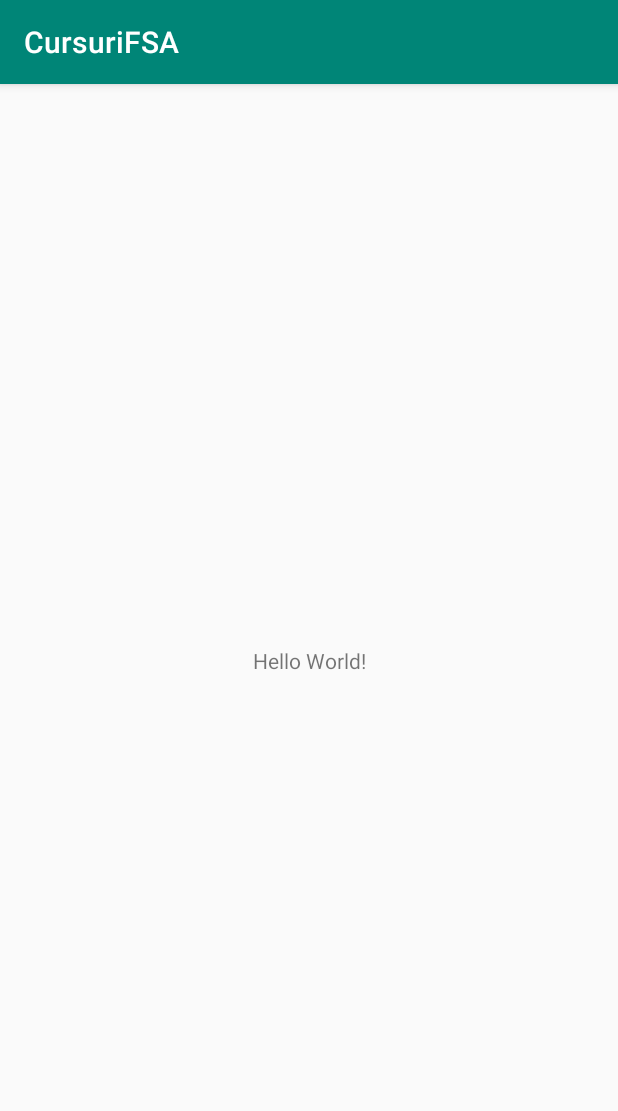
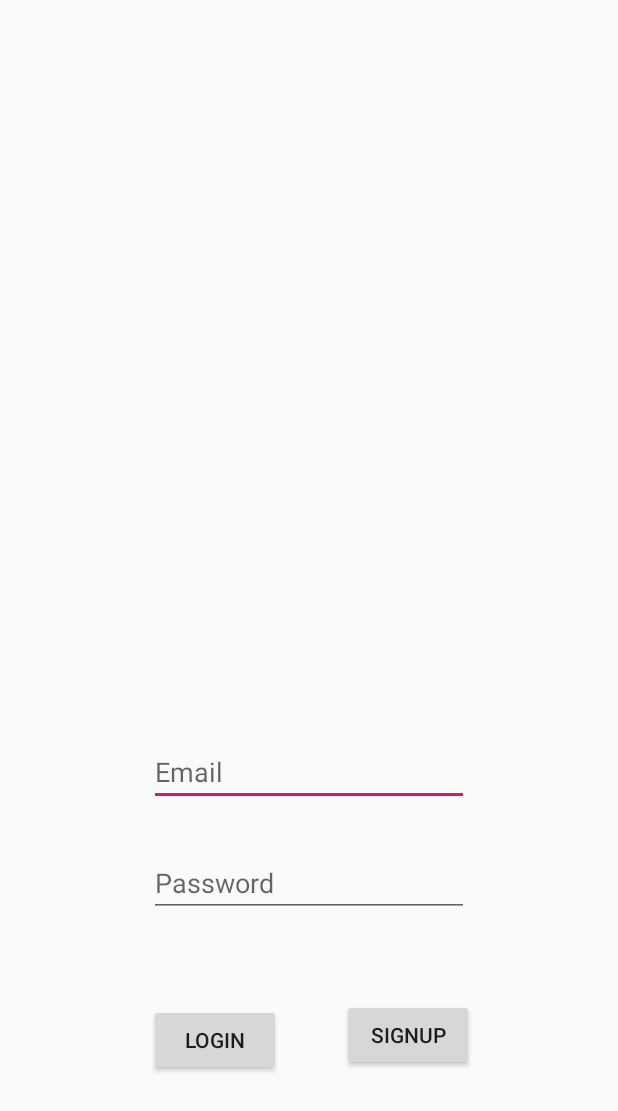
Before and after one commit to AxinteVlad/CursuriFSA, an Android app: the screen it shows after launch (MainActivity before the commit, LoginActivity after it), on a phone screen of 412 x 824 dp. Shown: the top 1111 px of the screen. Run offline under Robolectric (Android 15) with nearby library versions, the phone set to English and light mode, and no system bars; our stand-ins replace Firebase (no records; nobody signed in at launch, a user with empty details on screens opened directly).

Commit message:
Login si SignIn cu fireBase

```diff
--- a/AndroidProjects/CursuriFSA/app/build.gradle
+++ b/AndroidProjects/CursuriFSA/app/build.gradle
@@ -21,8 +21,13 @@ android {
 dependencies {
     implementation fileTree(dir: 'libs', include: ['*.jar'])
     implementation 'com.android.support:appcompat-v7:28.0.0'
+    implementation 'com.android.support:support-v4:28.0.0'
     implementation 'com.android.support.constraint:constraint-layout:1.1.3'
     testImplementation 'junit:junit:4.12'
     androidTestImplementation 'com.android.support.test:runner:1.0.2'
     androidTestImplementation 'com.android.support.test.espresso:espresso-core:3.0.2'
+    implementation 'com.google.firebase:firebase-core:16.0.7'
+    implementation 'com.google.firebase:firebase-auth:16.1.0'
+
 }
+apply plugin: 'com.google.gms.google-services'
--- a/AndroidProjects/CursuriFSA/app/src/main/java/com/axintevlad/cursurifsa/MainActivity.java
+++ b/AndroidProjects/CursuriFSA/app/src/main/java/com/axintevlad/cursurifsa/MainActivity.java
@@ -9,5 +9,6 @@ public class MainActivity extends AppCompatActivity {
     protected void onCreate(Bundle savedInstanceState) {
         super.onCreate(savedInstanceState);
         setContentView(R.layout.activity_main);
+
     }
 }
--- /dev/null
+++ b/AndroidProjects/CursuriFSA/app/src/main/java/com/axintevlad/cursurifsa/activities/LoginActivity.java
@@ -0,0 +1,112 @@
+package com.axintevlad.cursurifsa.activities;
+
+import android.app.ProgressDialog;
+import android.content.Context;
+import android.content.Intent;
+import android.nfc.Tag;
+import android.support.annotation.NonNull;
+import android.support.v7.app.AppCompatActivity;
+import android.os.Bundle;
+import android.text.TextUtils;
+import android.util.Log;
+import android.view.View;
+import android.widget.Button;
+import android.widget.TextView;
+import android.widget.Toast;
+
+import com.axintevlad.cursurifsa.MainActivity;
+import com.axintevlad.cursurifsa.R;
+import com.google.android.gms.tasks.OnCompleteListener;
+import com.google.android.gms.tasks.Task;
+import com.google.firebase.auth.AuthResult;
+import com.google.firebase.auth.FirebaseAuth;
+import com.google.firebase.auth.FirebaseUser;
+
+import org.w3c.dom.Text;
+
+import static android.icu.lang.UCharacter.GraphemeClusterBreak.T;
+
+public class LoginActivity extends AppCompatActivity {
+
+    private static String TAG = LoginActivity.class.getSimpleName();
+
+    private FirebaseAuth mAuth;
+
+    private ProgressDialog loadingBar;
+
+    private Button buttonLogin,buttonSignup;
+    private TextView emailEditText,passwordEditText;
+
+    @Override
+    protected void onCreate(Bundle savedInstanceState) {
+        super.onCreate(savedInstanceState);
+        setContentView(R.layout.activity_login);
+
+        buttonSignup = findViewById(R.id.button_signup);
+        buttonLogin = findViewById(R.id.button_login);
+        emailEditText = findViewById(R.id.text_email);
+        passwordEditText = findViewById(R.id.text_password);
+        mAuth = FirebaseAuth.getInstance();
+        loadingBar = new ProgressDialog(this);
+
+        if(mAuth.getCurrentUser() != null){
+            logIn();
+        }
+
+        buttonSignup.setOnClickListener(new View.OnClickListener() {
+            @Override
+            public void onClick(View view) {
+                Intent intent = new Intent(LoginActivity.this, SignUpActivity.class);
+                startActivity(intent);
+            }
+        });
+
+        buttonLogin.setOnClickListener(new View.OnClickListener() {
+            @Override
+            public void onClick(View view) {
+                logIn();
+            }
+        });
+
+
+
+    }
+
+    private void logIn(){
+        String email = emailEditText.getText().toString();
+        String password = passwordEditText.getText().toString();
+
+        if(TextUtils.isEmpty(email)){
+            Toast.makeText(LoginActivity.this, "Introdu un email", Toast.LENGTH_SHORT).show();
+        }else if(TextUtils.isEmpty(password)){
+            Toast.makeText(LoginActivity.this, "Introdu o parola", Toast.LENGTH_SHORT).show();
+        }else{
+            loadingBar.setTitle("Login");
+            loadingBar.setMessage("Asteptati");
+            loadingBar.show();
+            loadingBar.setCanceledOnTouchOutside(true);
+
+            mAuth.signInWithEmailAndPassword(email,password).addOnCompleteListener(new OnCompleteListener<AuthResult>() {
+                @Override
+                public void onComplete(@NonNull Task<AuthResult> task) {
+                    if(task.isSuccessful()){
+                        Toast.makeText(LoginActivity.this, "Te-ai logat!", Toast.LENGTH_SHORT).show();
+                        loadingBar.dismiss();
+                        changeActivity();
+                    }else{
+                        String message = task.getException().toString();
+                        Toast.makeText(LoginActivity.this, "Eroare + "+ message, Toast.LENGTH_SHORT).show();
+                        loadingBar.dismiss();
+                    }
+                }
+            });
+        }
+    }
+
+    private void changeActivity(){
+        //trece la mainactivity
+        Intent intent = new Intent(LoginActivity.this, MainActivity.class);
+        startActivity(intent);
+        finish();
+    }
+}
--- /dev/null
+++ b/AndroidProjects/CursuriFSA/app/src/main/res/layout/activity_login.xml
@@ -0,0 +1,68 @@
+<?xml version="1.0" encoding="utf-8"?>
+<android.support.constraint.ConstraintLayout xmlns:android="http://schemas.android.com/apk/res/android"
+    xmlns:app="http://schemas.android.com/apk/res-auto"
+    xmlns:tools="http://schemas.android.com/tools"
+    android:layout_width="match_parent"
+    android:layout_height="match_parent"
+    tools:context=".activities.LoginActivity">
+
+    <EditText
+        android:id="@+id/text_email"
+        android:layout_width="wrap_content"
+        android:layout_height="wrap_content"
+        android:layout_marginStart="8dp"
+        android:layout_marginTop="492dp"
+        android:layout_marginEnd="8dp"
+        android:ems="10"
+        android:hint="Email"
+        android:inputType="textPersonName"
+        app:layout_constraintEnd_toEndOf="parent"
+        app:layout_constraintStart_toStartOf="parent"
+        app:layout_constraintTop_toTopOf="parent" />
+
+    <EditText
+        android:id="@+id/text_password"
+        android:layout_width="wrap_content"
+        android:layout_height="wrap_content"
+        android:layout_marginStart="8dp"
+        android:layout_marginTop="4dp"
+        android:layout_marginEnd="8dp"
+        android:layout_marginBottom="8dp"
+        android:ems="10"
+        android:hint="Password"
+        android:inputType="textPersonName"
+        app:layout_constraintBottom_toBottomOf="parent"
+        app:layout_constraintEnd_toEndOf="parent"
+        app:layout_constraintStart_toStartOf="parent"
+        app:layout_constraintTop_toBottomOf="@+id/text_email"
+        app:layout_constraintVertical_bias="0.109" />
+
+    <Button
+        android:id="@+id/button_login"
+        android:layout_width="wrap_content"
+        android:layout_height="wrap_content"
+        android:layout_marginStart="8dp"
+        android:layout_marginTop="20dp"
+        android:layout_marginEnd="8dp"
+        android:layout_marginBottom="8dp"
+        android:text="LogIn"
+        app:layout_constraintBottom_toBottomOf="parent"
+        app:layout_constraintEnd_toStartOf="@+id/button_signup"
+        app:layout_constraintHorizontal_bias="0.739"
+        app:layout_constraintStart_toStartOf="parent"
+        app:layout_constraintTop_toBottomOf="@+id/text_password"
+        app:layout_constraintVertical_bias="0.277" />
+
+    <Button
+        android:id="@+id/button_signup"
+        android:layout_width="wrap_content"
+        android:layout_height="wrap_content"
+        android:layout_marginTop="23dp"
+        android:layout_marginEnd="96dp"
+        android:layout_marginBottom="8dp"
+        android:text="SignUp"
+        app:layout_constraintBottom_toBottomOf="parent"
+        app:layout_constraintEnd_toEndOf="parent"
+        app:layout_constraintTop_toBottomOf="@+id/text_password"
+        app:layout_constraintVertical_bias="0.235" />
+</android.support.constraint.ConstraintLayout>
--- a/AndroidProjects/CursuriFSA/app/src/main/res/layout/activity_main.xml
+++ b/AndroidProjects/CursuriFSA/app/src/main/res/layout/activity_main.xml
@@ -1,8 +1,7 @@
 <?xml version="1.0" encoding="utf-8"?>
-<android.support.constraint.ConstraintLayout
-    xmlns:android="http://schemas.android.com/apk/res/android"
+<android.support.constraint.ConstraintLayout xmlns:android="http://schemas.android.com/apk/res/android"
+    xmlns:app="http://schemas.android.com/apk/res-auto"
     xmlns:tools="http://schemas.android.com/tools"
-    xmlns:app="http://schemas.android.com/apk/res-auto"
     android:layout_width="match_parent"
     android:layout_height="match_parent"
     tools:context=".MainActivity">
@@ -10,7 +9,7 @@
     <TextView
         android:layout_width="wrap_content"
         android:layout_height="wrap_content"
-        android:text="Hello World!"
+        android:text="Salut"
         app:layout_constraintBottom_toBottomOf="parent"
         app:layout_constraintLeft_toLeftOf="parent"
         app:layout_constraintRight_toRightOf="parent"
--- a/AndroidProjects/CursuriFSA/app/src/main/res/mipmap-anydpi-v26/ic_launcher.xml
+++ b/AndroidProjects/CursuriFSA/app/src/main/res/mipmap-anydpi-v26/ic_launcher.xml
@@ -1,5 +1,5 @@
 <?xml version="1.0" encoding="utf-8"?>
 <adaptive-icon xmlns:android="http://schemas.android.com/apk/res/android">
-    <background android:drawable="@drawable/ic_launcher_background"/>
-    <foreground android:drawable="@drawable/ic_launcher_foreground"/>
+    <background android:drawable="@drawable/ic_launcher_background" />
+    <foreground android:drawable="@drawable/ic_launcher_foreground" />
 </adaptive-icon>
--- a/AndroidProjects/CursuriFSA/app/src/main/res/mipmap-anydpi-v26/ic_launcher_round.xml
+++ b/AndroidProjects/CursuriFSA/app/src/main/res/mipmap-anydpi-v26/ic_launcher_round.xml
@@ -1,5 +1,5 @@
 <?xml version="1.0" encoding="utf-8"?>
 <adaptive-icon xmlns:android="http://schemas.android.com/apk/res/android">
-    <background android:drawable="@drawable/ic_launcher_background"/>
-    <foreground android:drawable="@drawable/ic_launcher_foreground"/>
+    <background android:drawable="@drawable/ic_launcher_background" />
+    <foreground android:drawable="@drawable/ic_launcher_foreground" />
 </adaptive-icon>
--- a/AndroidProjects/CursuriFSA/app/src/main/res/values/styles.xml
+++ b/AndroidProjects/CursuriFSA/app/src/main/res/values/styles.xml
@@ -1,7 +1,7 @@
 <resources>
 
     <!-- Base application theme. -->
-    <style name="AppTheme" parent="Theme.AppCompat.Light.DarkActionBar">
+    <style name="AppTheme" parent="Theme.AppCompat.Light.NoActionBar">
         <!-- Customize your theme here. -->
         <item name="colorPrimary">@color/colorPrimary</item>
         <item name="colorPrimaryDark">@color/colorPrimaryDark</item>
--- a/AndroidProjects/CursuriFSA/build.gradle
+++ b/AndroidProjects/CursuriFSA/build.gradle
@@ -8,7 +8,7 @@ buildscript {
     }
     dependencies {
         classpath 'com.android.tools.build:gradle:3.3.1'
-
+        classpath 'com.google.gms:google-services:4.0.1'
         // NOTE: Do not place your application dependencies here; they belong
         // in the individual module build.gradle files
     }
--- a/AndroidProjects/CursuriFSA/gradle.properties
+++ b/AndroidProjects/CursuriFSA/gradle.properties
@@ -1,16 +1,12 @@
 # Project-wide Gradle settings.
-
 # IDE (e.g. Android Studio) users:
 # Gradle settings configured through the IDE *will override*
 # any settings specified in this file.
-
 # For more details on how to configure your build environment visit
 # http://www.gradle.org/docs/current/userguide/build_environment.html
-
 # Specifies the JVM arguments used for the daemon process.
 # The setting is particularly useful for tweaking memory settings.
 org.gradle.jvmargs=-Xmx1536m
-
 # When configured, Gradle will run in incubating parallel mode.
 # This option should only be used with decoupled projects. More details, visit
 # http://www.gradle.org/docs/current/userguide/multi_project_builds.html#sec:decoupled_projects
```
Also changed, not shown: AndroidProjects/CursuriFSA/app/src/main/AndroidManifest.xml (+6 -4 lines), AndroidProjects/CursuriFSA/app/src/main/java/com/axintevlad/cursurifsa/activities/SignUpActivity.java (added, +93 -0 lines), AndroidProjects/CursuriFSA/app/src/main/res/drawable-v24/ic_launcher_foreground.xml (+6 -6 lines), AndroidProjects/CursuriFSA/app/src/main/res/drawable/ic_launcher_background.xml (+166 -70 lines), AndroidProjects/CursuriFSA/app/src/main/res/layout/activity_sign_up.xml (added, +54 -0 lines), 1 other file.
